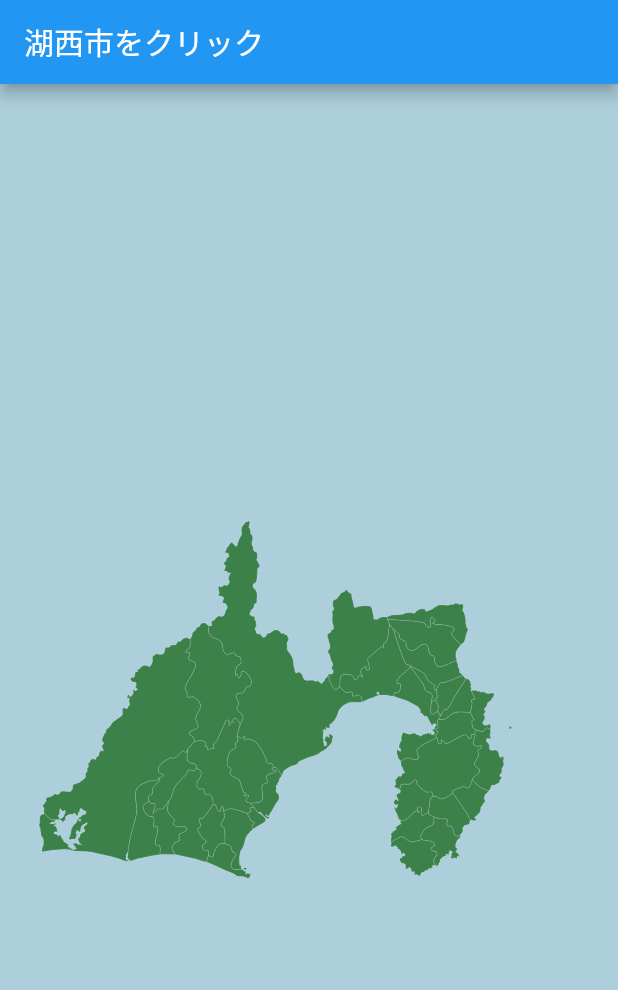
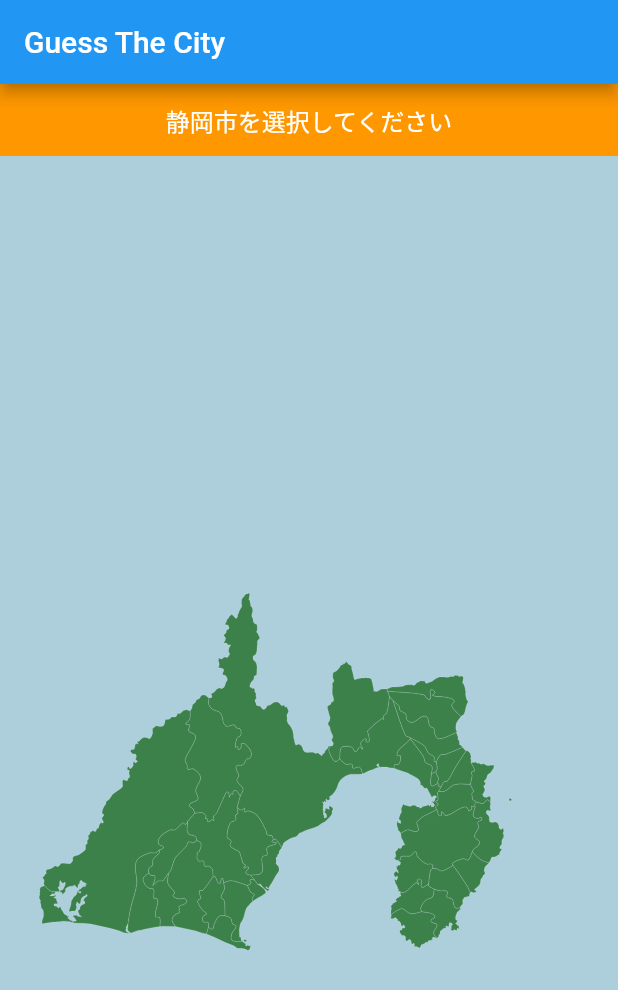
Before and after one commit to rtomooka/guess_the_city, a Flutter app: the screen it shows after launch, on a phone screen of 412 x 824 dp. Shown: the top 990 px of the screen. Run offline on Flutter 3.47's test engine with Material 2 defaults, Android fonts, the phone set to English and light mode, and no system bars; our stand-ins replace flutter_riverpod, freezed_annotation, path_drawing; project files that could hold a hidden picture were left out.

Commit message:
状態管理方法を修正

```diff
--- a/lib/main.dart
+++ b/lib/main.dart
@@ -1,8 +1,6 @@
 import 'package:flutter/material.dart';
 import 'package:flutter_riverpod/flutter_riverpod.dart';
-import 'package:guess_the_city/shizuoka_map_helper.dart';
 import 'package:guess_the_city/svg_map.dart';
-import 'package:guess_the_city/view_model/map_id_notifier.dart';
 
 void main() {
   runApp(const ProviderScope(child: MyApp()));
@@ -40,13 +38,9 @@ class _MyHomePageState extends ConsumerState<MyHomePage> {
 
   @override
   Widget build(BuildContext context) {
-    final mapId = ref.watch(mapIdProvider);
-    final printName =
-        Prefecture.prefecture_name[Prefecture.prefecture_id[mapId.id.first]];
-
     return Scaffold(
       appBar: AppBar(
-        title: mapId.id.isNotEmpty ? Text("$printNameをクリック") : const Text(""),
+        title: const Text("Guess The City"),
       ),
       body: const Center(
         child: SvgMap(),
--- a/lib/model/map_id.dart
+++ b/lib/model/map_id.dart
@@ -6,6 +6,6 @@ part 'map_id.freezed.dart';
 @freezed
 class MapId with _$MapId {
   const factory MapId({
-    required List<String> id,
+    required String id,
   }) = _MapId;
 }
--- a/lib/svg_map.dart
+++ b/lib/svg_map.dart
@@ -1,6 +1,7 @@
 import 'package:flutter/material.dart';
 import 'package:flutter_riverpod/flutter_riverpod.dart';
 import 'package:guess_the_city/map_shape.dart';
+import 'package:guess_the_city/shizuoka_map_helper.dart';
 import 'package:guess_the_city/svg_map_painter.dart';
 import 'package:guess_the_city/view_model/map_id_notifier.dart';
 import 'package:guess_the_city/view_model/map_shapes_notifier.dart';
@@ -28,29 +29,74 @@ class SvgMapState extends ConsumerState<SvgMap> {
 
   @override
   Widget build(BuildContext context) {
+    final shapes = ref.watch(mapShapesProvider).mapShapes;
+    final mapId = ref.watch(mapIdProvider).id;
+
+    if (shapes.isEmpty) {
+      // 初期化が完了するまでローディング表示
+      return const CircularProgressIndicator();
+    }
+
+    // 画面サイズに応じてリサイズ
     final size = MediaQuery.of(context).size;
     ref.watch(mapShapesProvider.notifier).updateSize(size);
 
-    final shapes = ref.watch(mapShapesProvider);
-    final mapId = ref.read(mapIdProvider);
+    final printName =
+        Prefecture.prefecture_name[Prefecture.prefecture_id[mapId]];
 
-    return GestureDetector(
+    return Flex(
+      direction: Axis.vertical,
+      children: [
+        Expanded(
+          flex: 1,
+          child: Container(
+            color: Colors.orange,
+            child: Center(
+              child: Text(
+                "$printNameを選択してください",
+                style: const TextStyle(
+                  color: Colors.white,
+                  fontSize: 16,
+                ),
+              ),
+            ),
+          ),
+        ),
+        Expanded(
+          flex: 15,
+          child: GestureDetector(
             onTapDown: (event) {
+              // タップイベントの処理
               List<MapShape> mapShapes = [];
-        for (var shape in shapes.mapShapes) {
+              bool updateFlag = false;
+              for (var shape in shapes) {
                 final path = shape.transformedPath;
                 final selected = path!.contains(event.localPosition);
 
-          if (selected && (shape.id == mapId.id.first)) {
+                // 正解
+                if (selected && (shape.id == mapId)) {
                   shape.enable = false;
                   shape.color = Colors.white;
-            ref.watch(mapIdProvider.notifier).removeMapId();
+                  updateFlag = true;
                 }
                 mapShapes.add(shape);
               }
 
+              // idを更新
+              if (updateFlag) {
+                // enableなshapeを1つ選択する
+                final MapShape? mapShape = getRandomEnabledMapShape(mapShapes);
+                if (mapShape != null) {
+                  ref.watch(mapIdProvider.notifier).updateMapId(
+                        mapId: mapShape.id,
+                      );
+                } else {
+                  // ToDo ゲームの終了処理を入れる
+                }
+              }
+
               // 更新
-        ref.watch(mapShapesProvider.notifier).updateMapShapes(
+              ref.read(mapShapesProvider.notifier).updateMapShapes(
                     mapShapes: mapShapes,
                   );
 
@@ -60,10 +106,13 @@ class SvgMapState extends ConsumerState<SvgMap> {
             child: CustomPaint(
               painter: SvgMapPainter(
                 notifier: notifier,
-          shapes: shapes.mapShapes,
+                shapes: shapes,
               ),
               child: const SizedBox.expand(),
             ),
+          ),
+        ),
+      ],
     );
   }
 }
--- a/lib/view_model/map_shapes_notifier.dart
+++ b/lib/view_model/map_shapes_notifier.dart
@@ -1,4 +1,5 @@
 import 'dart:convert';
+import 'dart:math';
 
 import 'package:flutter/material.dart';
 import 'package:flutter/services.dart';
@@ -75,7 +76,15 @@ class MapShapesNotifier extends StateNotifier<MapShapes> {
   }
 }
 
-final mapShapesProvider =
-    StateNotifierProvider.autoDispose<MapShapesNotifier, MapShapes>(
+final mapShapesProvider = StateNotifierProvider<MapShapesNotifier, MapShapes>(
   (ref) => MapShapesNotifier(),
 );
+
+MapShape? getRandomEnabledMapShape(List<MapShape> mapShapes) {
+  final enabledObjects = mapShapes.where((obj) => obj.enable).toList();
+  if (enabledObjects.isEmpty) {
+    return null; // enableがtrueのオブジェクトが存在しない場合はnullを返す
+  }
+  final randomObject = enabledObjects[Random().nextInt(enabledObjects.length)];
+  return randomObject;
+}
```
Also changed, not shown: lib/view_model/map_id_notifier.dart (+6 -48 lines), lib/model/map_id.freezed.dart. Lines whose indentation alone changed are shown as unchanged.
